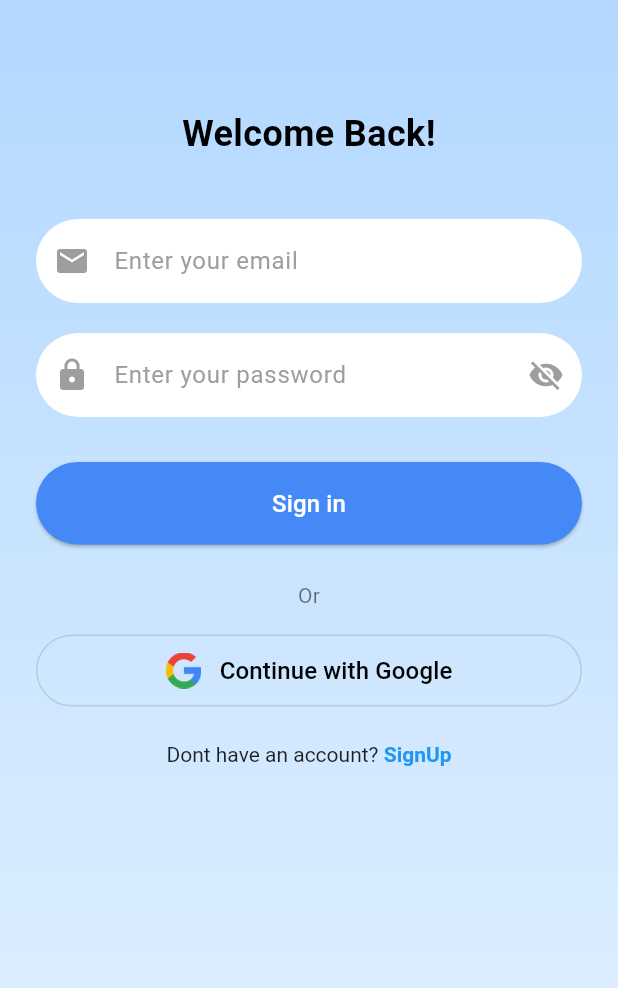
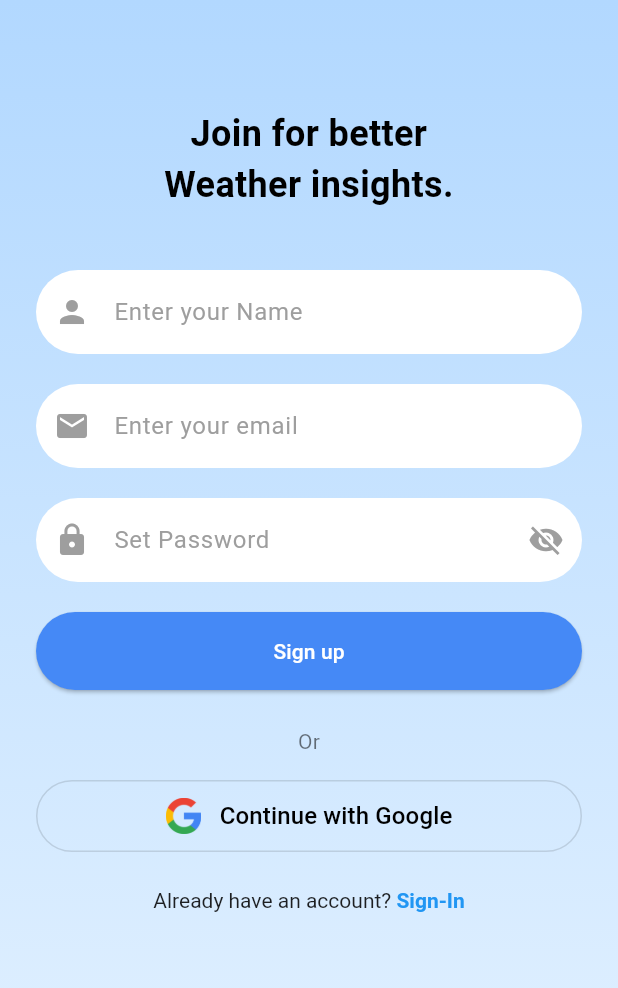
Before and after one commit to emManab/wention, a Flutter app: the SignupScreen screen opened by its route, on a phone screen of 412 x 824 dp. Shown: the top 988 px of the screen. Run offline on Flutter 3.47's test engine with Material 3 defaults, Android fonts, the phone set to English and light mode, and no system bars; our stand-ins replace firebase_auth, firebase_core, geolocator, get, google_sign_in; accounts and stored records are empty; network calls fail.

Commit message:
error solved

```diff
--- a/lib/main.dart
+++ b/lib/main.dart
@@ -5,8 +5,8 @@ import 'package:firebase_core/firebase_core.dart';
 import 'package:firebase_auth/firebase_auth.dart';
 
 // Your screen imports
-import 'package:wention/screen/Login_screen.dart';
 import 'package:wention/screen/Singup_screen.dart';
+import 'package:wention/screen/SingIn_screen.dart';
 import 'package:wention/screen/home_screen.dart';
 import 'package:wention/screen/verification.dart';
 
@@ -77,7 +77,7 @@ class _MyAppState extends State<MyApp> with WidgetsBindingObserver {
       initialRoute: initialRoute,
 
       getPages: [
-        GetPage(name: '/login', page: () => const LoginScreen()),
+        GetPage(name: '/login', page: () => const SignInScreen()),
         GetPage(name: '/signup', page: () => const SignupScreen()),
         GetPage(name: '/verify', page: () => const VerifyEmailScreen()),
         GetPage(name: '/home', page: () => const HomeScreen()),
--- a/lib/screen/Singup_screen.dart
+++ b/lib/screen/Singup_screen.dart
@@ -2,7 +2,8 @@ import 'package:flutter/gestures.dart';
 import 'package:flutter/material.dart';
 import 'package:firebase_auth/firebase_auth.dart';
 import 'package:google_sign_in/google_sign_in.dart';
-import 'package:wention/screen/Login_screen.dart';
+import 'package:wention/screen/SingIn_screen.dart';
+import 'package:wention/screen/verification.dart';
 
 class SignupScreen extends StatefulWidget {
   const SignupScreen({super.key});
@@ -12,28 +13,120 @@ class SignupScreen extends StatefulWidget {
 }
 
 class _SignupScreenState extends State<SignupScreen> {
+  final nameController = TextEditingController();
   final emailController = TextEditingController();
   final passwordController = TextEditingController();
-  bool isPasswordVisible = false;
   final FirebaseAuth _auth = FirebaseAuth.instance;
 
-  Future<void> onSignup() async {
-    try {
+  bool isPasswordVisible = false;
+  bool nameError = false;
+  bool emailError = false;
+  bool passwordError = false;
+  bool isLoading = false;
+
+  bool isValidEmail(String email) {
+    final emailRegex = RegExp(r'^[\w-\.]+@([\w-]+\.)+[\w]{2,4}$');
+    return emailRegex.hasMatch(email);
+  }
+
+  void showCustomSnackBar({required String message, required bool success}) {
+    ScaffoldMessenger.of(context).showSnackBar(
+      SnackBar(
+        backgroundColor: Colors.transparent,
+        elevation: 0,
+        content: Container(
+          padding: const EdgeInsets.all(16),
+          decoration: BoxDecoration(
+            color: success ? Colors.green.shade100 : Colors.red.shade100,
+            border: Border.all(
+              color: success ? Colors.green : Colors.red,
+              width: 2,
+            ),
+            borderRadius: BorderRadius.circular(12),
+          ),
+          child: Row(
+            children: [
+              Icon(
+                success ? Icons.check_circle : Icons.cancel,
+                color: success ? Colors.green : Colors.red,
+              ),
+              const SizedBox(width: 12),
+              Expanded(
+                child: Column(
+                  mainAxisSize: MainAxisSize.min,
+                  crossAxisAlignment: CrossAxisAlignment.start,
+                  children: [
+                    Text(
+                      success ? "SUCCESS!" : "ERROR!",
+                      style: TextStyle(
+                        color: success ? Colors.green : Colors.red,
+                        fontWeight: FontWeight.bold,
+                        fontSize: 16,
+                      ),
+                    ),
+                    Text(
+                      message,
+                      style: const TextStyle(
+                        color: Colors.black87,
+                        fontSize: 14,
+                      ),
+                    ),
+                  ],
+                ),
+              ),
+            ],
+          ),
+        ),
+      ),
+    );
+  }
+
+  Future<void> onLogin() async {
+    final name = nameController.text.trim();
     final email = emailController.text.trim();
     final password = passwordController.text.trim();
 
-      await _auth.createUserWithEmailAndPassword(
+    setState(() {
+      nameError = name.isEmpty;
+      emailError = !isValidEmail(email);
+      passwordError = password.length < 7;
+    });
+
+    if (nameError || emailError || passwordError) {
+      showCustomSnackBar(
+          message: "Please correct the highlighted fields", success: false);
+      return;
+    }
+
+    try {
+      setState(() => isLoading = true);
+
+      UserCredential userCred = await _auth.createUserWithEmailAndPassword(
         email: email,
         password: password,
       );
+      await userCred.user!.updateDisplayName(name);
 
-      ScaffoldMessenger.of(context).showSnackBar(
-        const SnackBar(content: Text("Sign-up successful")),
+      if (!userCred.user!.emailVerified) {
+        await userCred.user!.sendEmailVerification();
+      }
+
+      Navigator.push(
+        context,
+        MaterialPageRoute(builder: (_) => const VerifyEmailScreen()),
+      );
+
+      showCustomSnackBar(
+        message: "Sign-up successful! Please verify your email.",
+        success: true,
       );
     } catch (e) {
-      ScaffoldMessenger.of(context).showSnackBar(
-        SnackBar(content: Text("Sign-up failed: ${e.toString()}")),
+      showCustomSnackBar(
+        message: "Sign-up failed: ${e.toString()}",
+        success: false,
       );
+    } finally {
+      setState(() => isLoading = false);
     }
   }
 
@@ -44,20 +137,20 @@ class _SignupScreenState extends State<SignupScreen> {
 
       final GoogleSignInAuthentication googleAuth =
       await googleUser.authentication;
-
       final AuthCredential credential = GoogleAuthProvider.credential(
         accessToken: googleAuth.accessToken,
         idToken: googleAuth.idToken,
       );
 
       await _auth.signInWithCredential(credential);
-
-      ScaffoldMessenger.of(context).showSnackBar(
-        const SnackBar(content: Text("Google Sign-In successful")),
+      showCustomSnackBar(
+        message: "Google Sign-In successful",
+        success: true,
       );
     } catch (e) {
-      ScaffoldMessenger.of(context).showSnackBar(
-        SnackBar(content: Text("Google Sign-In failed: ${e.toString()}")),
+      showCustomSnackBar(
+        message: "Google Sign-in failed: ${e.toString()}",
+        success: false,
       );
     }
   }
@@ -67,9 +160,10 @@ class _SignupScreenState extends State<SignupScreen> {
     final isDark = Theme.of(context).brightness == Brightness.dark;
 
     return Scaffold(
-      body: Container(
-        width: double.infinity,
-        height: double.infinity,
+      body: Stack(
+        children: [
+          SizedBox.expand(
+            child: Container(
               decoration: BoxDecoration(
                 gradient: LinearGradient(
                   colors: isDark
@@ -79,15 +173,27 @@ class _SignupScreenState extends State<SignupScreen> {
                   end: Alignment.bottomCenter,
                 ),
               ),
-        child: SafeArea(
+              child: buildLoginUI(isDark),
+            ),
+          ),
+          if (isLoading)
+            const Center(
+              child: CircularProgressIndicator(),
+            ),
+        ],
+      ),
+    );
+  }
+
+  Widget buildLoginUI(bool isDark) {
+    return SafeArea(
       child: SingleChildScrollView(
         padding: const EdgeInsets.symmetric(horizontal: 24, vertical: 32),
         child: Column(
-              crossAxisAlignment: CrossAxisAlignment.center,
           children: [
             const SizedBox(height: 40),
             Text(
-                  'Welcome Back!',
+              'Join for better \nWeather insights.',
               textAlign: TextAlign.center,
               style: TextStyle(
                 color: isDark ? Colors.white : Colors.black,
@@ -96,62 +202,44 @@ class _SignupScreenState extends State<SignupScreen> {
               ),
             ),
             const SizedBox(height: 40),
-                TextField(
+            buildTextField(
+              controller: nameController,
+              hint: 'Enter your Name',
+              icon: Icons.person,
+              isDark: isDark,
+              error: nameError,
+            ),
+            const SizedBox(height: 20),
+            buildTextField(
               controller: emailController,
-                  style:
-                  TextStyle(color: isDark ? Colors.white : Colors.black),
-                  decoration: InputDecoration(
-                    prefixIcon: Icon(Icons.email,
-                        color: isDark ? Colors.white54 : Colors.grey),
-                    hintText: 'Enter your email',
-                    hintStyle: TextStyle(
-                        color: isDark ? Colors.white54 : Colors.grey),
-                    filled: true,
-                    fillColor: isDark ? Colors.white10 : Colors.white,
-                    border: OutlineInputBorder(
-                      borderRadius: BorderRadius.circular(30),
-                      borderSide: BorderSide.none,
+              hint: 'Enter your email',
+              icon: Icons.email,
+              isDark: isDark,
+              error: emailError,
             ),
+            const SizedBox(height: 20),
+            buildTextField(
+              controller: passwordController,
+              hint: 'Set Password',
+              icon: Icons.lock,
+              isDark: isDark,
+              obscure: !isPasswordVisible,
+              error: passwordError,
+              suffix: IconButton(
+                icon: Icon(
+                  isPasswordVisible ? Icons.visibility : Icons.visibility_off,
+                  color: isDark ? Colors.white54 : Colors.grey,
+                ),
+                onPressed: () {
+                  setState(() => isPasswordVisible = !isPasswordVisible);
+                },
               ),
             ),
             const SizedBox(height: 20),
-                TextField(
-                  controller: passwordController,
-                  obscureText: !isPasswordVisible,
-                  style:
-                  TextStyle(color: isDark ? Colors.white : Colors.black),
-                  decoration: InputDecoration(
-                    prefixIcon: Icon(Icons.lock,
-                        color: isDark ? Colors.white54 : Colors.grey),
-                    hintText: 'Enter your password',
-                    hintStyle: TextStyle(
-                        color: isDark ? Colors.white54 : Colors.grey),
-                    filled: true,
-                    fillColor: isDark ? Colors.white10 : Colors.white,
-                    border: OutlineInputBorder(
-                      borderRadius: BorderRadius.circular(30),
-                      borderSide: BorderSide.none,
-                    ),
-                    suffixIcon: IconButton(
-                      icon: Icon(
-                        isPasswordVisible
-                            ? Icons.visibility
-                            : Icons.visibility_off,
-                        color: isDark ? Colors.white54 : Colors.grey,
-                      ),
-                      onPressed: () {
-                        setState(() {
-                          isPasswordVisible = !isPasswordVisible;
-                        });
-                      },
-                    ),
-                  ),
-                ),
-                const SizedBox(height: 30),
             SizedBox(
               width: double.infinity,
               child: ElevatedButton(
-                    onPressed: onSignup,
+                onPressed: onLogin,
                 style: ElevatedButton.styleFrom(
                   backgroundColor: const Color(0xFF4589F6),
                   padding: const EdgeInsets.symmetric(vertical: 16),
@@ -159,23 +247,16 @@ class _SignupScreenState extends State<SignupScreen> {
                     borderRadius: BorderRadius.circular(30),
                   ),
                 ),
-                    child: const Text(
-                      "Sign in",
-                      style: TextStyle(fontSize: 16, color: Colors.white),
-                    ),
+                child: const Text("Sign up",
+                    style: TextStyle(color: Colors.white)),
               ),
             ),
             const SizedBox(height: 24),
-                Text(
-                  "Or",
+            Text("Or",
                 style: TextStyle(
-                    color: isDark ? Colors.white54 : Colors.black54,
-                  ),
-                ),
+                    color: isDark ? Colors.white54 : Colors.black54)),
             const SizedBox(height: 16),
-                SizedBox(
-                  width: double.infinity,
-                  child: OutlinedButton(
+            OutlinedButton(
               onPressed: onGoogleSignIn,
               style: OutlinedButton.styleFrom(
                 side: BorderSide(
@@ -188,11 +269,7 @@ class _SignupScreenState extends State<SignupScreen> {
               child: Row(
                 mainAxisAlignment: MainAxisAlignment.center,
                 children: [
-                        Image.asset(
-                          'assets/icons/google.png',
-                          height: 24,
-                          width: 24,
-                        ),
+                  Image.asset('assets/icons/google.png', height: 24, width: 24),
                   const SizedBox(width: 12),
                   Text(
                     "Continue with Google",
@@ -204,18 +281,17 @@ class _SignupScreenState extends State<SignupScreen> {
                 ],
               ),
             ),
-                ),
             const SizedBox(height: 24),
             Center(
               child: RichText(
                 text: TextSpan(
-                      text: "Dont have an account? ",
+                  text: "Already have an account? ",
                   style: TextStyle(
                     color: isDark ? Colors.white70 : Colors.black87,
                   ),
                   children: [
                     TextSpan(
-                          text: "SignUp",
+                      text: "Sign-In",
                       style: const TextStyle(
                         color: Colors.blue,
                         fontWeight: FontWeight.bold,
@@ -224,7 +300,8 @@ class _SignupScreenState extends State<SignupScreen> {
                         ..onTap = () {
                           Navigator.push(
                             context,
-                                MaterialPageRoute(builder: (_) => const LoginScreen()),
+                            MaterialPageRoute(
+                                builder: (_) => const SignInScreen()),
                           );
                         },
                     ),
@@ -235,7 +312,43 @@ class _SignupScreenState extends State<SignupScreen> {
           ],
         ),
       ),
+    );
+  }
+
+  Widget buildTextField({
+    required TextEditingController controller,
+    required String hint,
+    required IconData icon,
+    required bool isDark,
+    bool obscure = false,
+    Widget? suffix,
+    required bool error,
+  }) {
+    return TextField(
+      controller: controller,
+      obscureText: obscure,
+      style: TextStyle(color: isDark ? Colors.white : Colors.black),
+      decoration: InputDecoration(
+        prefixIcon: Icon(icon, color: isDark ? Colors.white54 : Colors.grey),
+        hintText: hint,
+        hintStyle: TextStyle(color: isDark ? Colors.white54 : Colors.grey),
+        filled: true,
+        fillColor: isDark ? Colors.white10 : Colors.white,
+        border: OutlineInputBorder(
+          borderRadius: BorderRadius.circular(30),
+          borderSide:
+          BorderSide(color: error ? Colors.red : Colors.transparent),
         ),
+        enabledBorder: OutlineInputBorder(
+          borderRadius: BorderRadius.circular(30),
+          borderSide:
+          BorderSide(color: error ? Colors.red : Colors.transparent),
+        ),
+        focusedBorder: OutlineInputBorder(
+          borderRadius: BorderRadius.circular(30),
+          borderSide: BorderSide(color: error ? Colors.red : Colors.blue),
+        ),
+        suffixIcon: suffix,
       ),
     );
   }
```
Also changed, not shown: lib/screen/SingIn_screen.dart (added, +244 -0 lines). Lines whose indentation alone changed are shown as unchanged.
